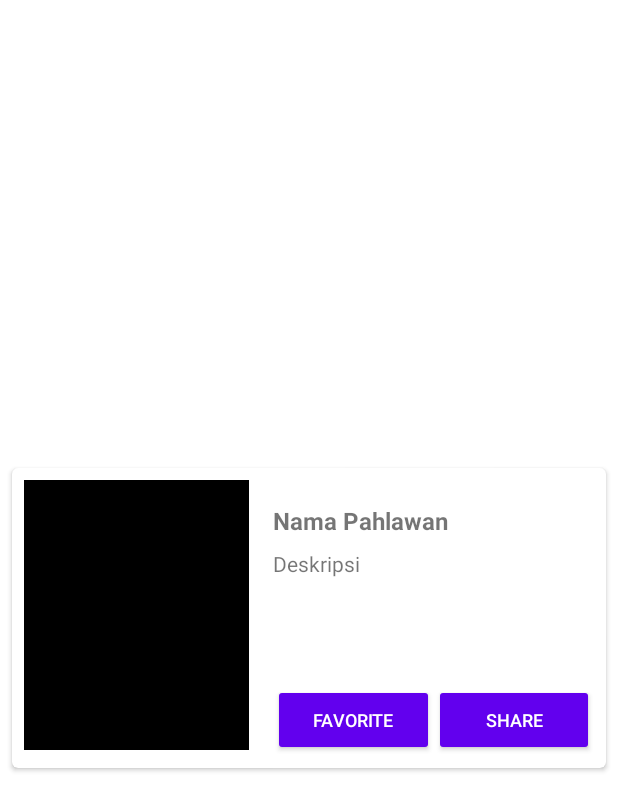
After one commit to yusrilihzaM/CodelabRecyclerViewViewBinding, an Android app: the layout item_cardview_hero.xml on its own in the app's theme, with its tools: preview values and no code run, on a phone screen of 412 x 824 dp. The commit adds this screen. Shown: the top 811 px of the screen. Run offline under Robolectric (Android 15) with nearby library versions, the phone set to English and light mode, and no system bars.

Commit message:
Card Mode

```diff
--- /dev/null
+++ b/app/src/main/java/com/yusril/myrecyclerview/CardViewHeroAdapter.kt
@@ -0,0 +1,40 @@
+package com.yusril.myrecyclerview
+
+import android.view.LayoutInflater
+import android.view.ViewGroup
+import android.widget.Toast
+import androidx.recyclerview.widget.RecyclerView
+import com.bumptech.glide.Glide
+import com.bumptech.glide.request.RequestOptions
+import com.yusril.myrecyclerview.databinding.ItemCardviewHeroBinding
+
+class CardViewHeroAdapter (private val listHero: ArrayList<Hero>) : RecyclerView.Adapter<CardViewHeroAdapter.CardViewViewHolder>(){
+    inner class CardViewViewHolder(private val binding: ItemCardviewHeroBinding) : RecyclerView.ViewHolder(binding.root) {
+        fun bind(hero: Hero) {
+            with(binding) {
+                Glide.with(itemView.context)
+                    .load(hero.photo)
+                    .apply(RequestOptions().override(350, 550))
+                    .into(imgItemPhoto)
+                tvItemName.text = hero.name
+                tvItemDescription.text = hero.description
+                btnSetFavorite.setOnClickListener { Toast.makeText(itemView.context, "Favorite ${hero.name}", Toast.LENGTH_SHORT).show() }
+                btnSetShare.setOnClickListener { Toast.makeText(itemView.context, "Share ${hero.name}", Toast.LENGTH_SHORT).show() }
+                itemView.setOnClickListener { Toast.makeText(itemView.context, "Kamu memilih ${hero.name}", Toast.LENGTH_SHORT).show() }
+            }
+        }
+    }
+
+    override fun onCreateViewHolder(parent: ViewGroup, viewType: Int): CardViewViewHolder {
+        val binding = ItemCardviewHeroBinding.inflate(LayoutInflater.from(parent.context), parent, false)
+        return CardViewViewHolder(binding)
+    }
+
+    override fun onBindViewHolder(holder: CardViewViewHolder, position: Int) {
+        holder.bind(listHero[position])
+    }
+
+    override fun getItemCount(): Int {
+        return listHero.size
+    }
+}
--- a/app/src/main/java/com/yusril/myrecyclerview/MainActivity.kt
+++ b/app/src/main/java/com/yusril/myrecyclerview/MainActivity.kt
@@ -10,7 +10,7 @@ import com.yusril.myrecyclerview.databinding.ActivityMainBinding
 
 class MainActivity : AppCompatActivity() {
     private lateinit var binding: ActivityMainBinding
-
+    private var title = "Mode List"
     private val list = ArrayList<Hero>()// menampung data offline
     override fun onCreate(savedInstanceState: Bundle?) {
         super.onCreate(savedInstanceState)
@@ -18,7 +18,7 @@ class MainActivity : AppCompatActivity() {
 
         binding = ActivityMainBinding.inflate(layoutInflater)
         setContentView(binding.root)
-
+        supportActionBar?.setTitle(title)
         // recycler view
         binding.rvHeroes.setHasFixedSize(true)
         list.addAll(getListHero())
@@ -37,7 +37,11 @@ class MainActivity : AppCompatActivity() {
         val gridLayoutManager=GridHeroAdapter(list)
         binding.rvHeroes.adapter=gridLayoutManager
     }
-    private fun showRecylerViewCard() {}
+    private fun showRecylerViewCard() {
+        binding.rvHeroes.layoutManager = LinearLayoutManager(this)
+        val cardViewHeroAdapter = CardViewHeroAdapter(list)
+        binding.rvHeroes.adapter = cardViewHeroAdapter
+    }
 
 
     // ambil data dari String kemudian masukan ke array
@@ -75,12 +79,15 @@ class MainActivity : AppCompatActivity() {
         when(itemId){
             R.id.action_list -> {
                 showRecylerViewList()
+                title="Mode List"
             }
             R.id.action_grid -> {
                 showRecylerViewGrid()
+                title="Mode Grid"
             }
             R.id.action_cardview -> {
                 showRecylerViewCard()
+                title="Mode Card"
             }
         }
     }
--- /dev/null
+++ b/app/src/main/res/layout/item_cardview_hero.xml
@@ -0,0 +1,79 @@
+<?xml version="1.0" encoding="utf-8"?>
+<androidx.cardview.widget.CardView xmlns:android="http://schemas.android.com/apk/res/android"
+    xmlns:card_view="http://schemas.android.com/apk/res-auto"
+    xmlns:tools="http://schemas.android.com/tools"
+    android:id="@+id/card_view"
+    android:layout_width="match_parent"
+    android:layout_height="wrap_content"
+    android:layout_gravity="center"
+    android:layout_marginLeft="8dp"
+    android:layout_marginTop="4dp"
+    android:layout_marginRight="8dp"
+    android:layout_marginBottom="4dp"
+    card_view:cardCornerRadius="4dp">
+    <RelativeLayout
+        android:layout_width="match_parent"
+        android:layout_height="200dp"
+        android:padding="8dp">
+        <ImageView
+            android:id="@+id/img_item_photo"
+            android:layout_width="150dp"
+            android:layout_height="220dp"
+            android:layout_marginBottom="4dp"
+            android:scaleType="centerCrop"
+            tools:src="@color/black" />
+        <TextView
+            android:id="@+id/tv_item_name"
+            android:layout_width="match_parent"
+            android:layout_height="wrap_content"
+            android:layout_marginLeft="16dp"
+            android:layout_marginTop="16dp"
+            android:layout_marginRight="16dp"
+            android:layout_marginBottom="8dp"
+            android:layout_toEndOf="@id/img_item_photo"
+            android:layout_toRightOf="@id/img_item_photo"
+            android:textSize="16sp"
+            android:textStyle="bold"
+            tools:text="@string/heroes_name" />
+        <TextView
+            android:id="@+id/tv_item_description"
+            android:layout_width="match_parent"
+            android:layout_height="match_parent"
+            android:layout_above="@+id/layout_button"
+            android:layout_below="@id/tv_item_name"
+            android:layout_marginLeft="16dp"
+            android:layout_marginRight="16dp"
+            android:layout_toEndOf="@id/img_item_photo"
+            android:layout_toRightOf="@id/img_item_photo"
+            android:ellipsize="end"
+            android:maxLines="5"
+            tools:text="@string/description" />
+        <LinearLayout
+            android:id="@+id/layout_button"
+            android:layout_width="match_parent"
+            android:layout_height="wrap_content"
+            android:layout_alignParentBottom="true"
+            android:layout_marginStart="16dp"
+            android:layout_marginLeft="16dp"
+            android:layout_toEndOf="@id/img_item_photo"
+            android:layout_toRightOf="@id/img_item_photo"
+            android:orientation="horizontal">
+            <Button
+                android:id="@+id/btn_set_favorite"
+                style="@style/Widget.AppCompat.Button.Colored"
+                android:layout_width="match_parent"
+                android:layout_height="wrap_content"
+                android:layout_weight="1"
+                android:text="@string/favorite"
+                android:textSize="12sp" />
+            <Button
+                android:id="@+id/btn_set_share"
+                style="@style/Widget.AppCompat.Button.Colored"
+                android:layout_width="match_parent"
+                android:layout_height="wrap_content"
+                android:layout_weight="1"
+                android:text="@string/share"
+                android:textSize="12sp" />
+        </LinearLayout>
+    </RelativeLayout>
+</androidx.cardview.widget.CardView>
```
